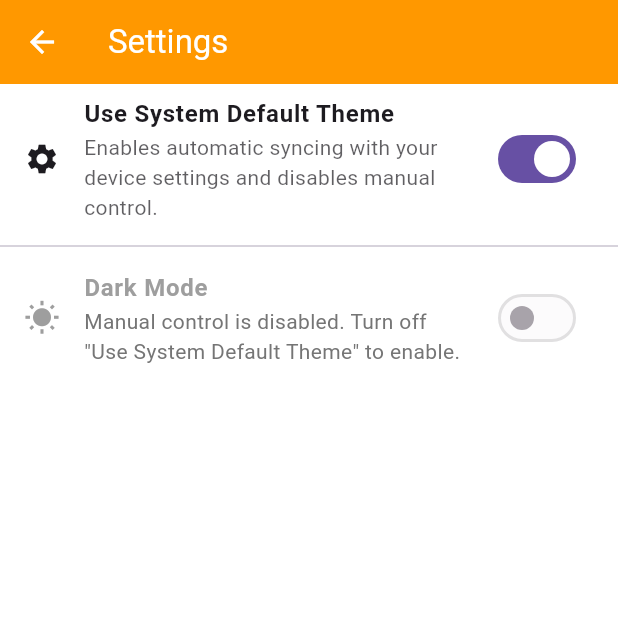
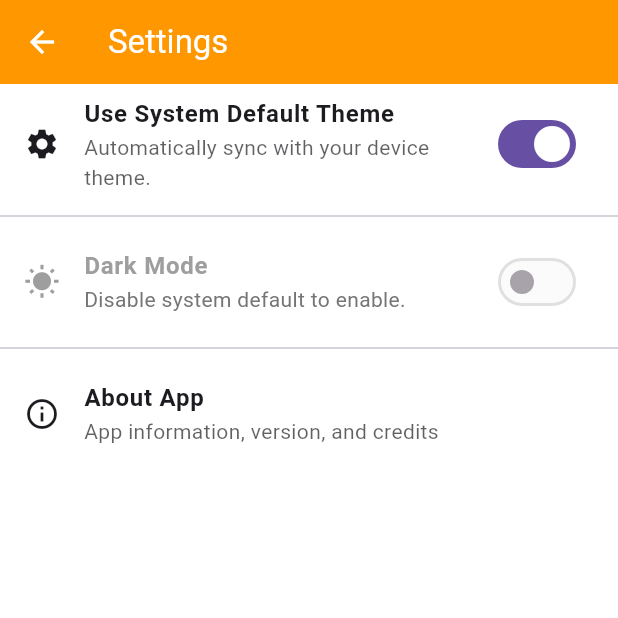
Before and after one commit to ossdaiict/SLoP5.0-Movie-Browsing-App, a Flutter app: the SettingsScreen screen opened directly with empty values, after a tap on "Use System Default Theme", on a phone screen of 412 x 824 dp, the top half of it. Run offline on Flutter 3.47's test engine with Material 3 defaults, Android fonts, the phone set to English and light mode, and no system bars; our stand-ins replace cloud_firestore, firebase_auth, firebase_core, flutter_dotenv, shared_preferences; accounts and stored records are empty; network calls fail.

Commit message:
Add “About App” Section to Settings Screen Added a new “About App” option in the Settings screen Created a dedicated screen displaying: App name and version (hardcoded) A short, professional description of the app Official TMDB attribution

```diff
--- a/lib/screens/settings_screen.dart
+++ b/lib/screens/settings_screen.dart
@@ -2,6 +2,7 @@
 
 import 'package:flutter/material.dart';
 import '../theme_management/theme_enum.dart';
+import 'about_app_screen.dart';
 
 class SettingsScreen extends StatefulWidget {
   final ValueChanged<ThemeOption> onThemeChange;
@@ -38,7 +39,6 @@ class _SettingsScreenState extends State<SettingsScreen> {
     setState(() {
       _selectedThemeOption = newOption;
     });
-
     widget.onThemeChange(newOption);
   }
 
@@ -46,12 +46,11 @@ class _SettingsScreenState extends State<SettingsScreen> {
   Widget build(BuildContext context) {
     final bool isSystemDefault = _selectedThemeOption == ThemeOption.system;
     final bool isDarkModeEnabled = _selectedThemeOption == ThemeOption.dark;
-
     final bool allowsManualControl = !isSystemDefault;
 
-    final Color textColor = Theme.of(context).textTheme.bodyLarge?.color ?? Colors.white;
-    final Color subTextColor = textColor.withOpacity(0.7);
-
+    final Color textColor =
+        Theme.of(context).textTheme.bodyLarge?.color ?? Colors.white;
+    final Color subTextColor = textColor.withValues(alpha: 0.7);
 
     return Scaffold(
       appBar: AppBar(
@@ -59,72 +58,95 @@ class _SettingsScreenState extends State<SettingsScreen> {
       ),
       body: ListView(
         children: [
-          // 1. System Default Option (The Master Control)
+          // System Default Theme
           ListTile(
             title: Text(
               'Use System Default Theme',
               style: TextStyle(color: textColor, fontWeight: FontWeight.bold),
             ),
             subtitle: Text(
-              'Enables automatic syncing with your device settings and disables manual control.',
+              'Automatically sync with your device theme.',
               style: TextStyle(color: subTextColor),
             ),
             leading: Icon(Icons.settings, color: textColor),
             trailing: Switch(
               value: isSystemDefault,
-              onChanged: (bool newValue) {
-                ThemeOption newOption = newValue ? ThemeOption.system : ThemeOption.light;
-                if (!newValue) {
-                  newOption = ThemeOption.light;
-                }
-                _handleThemeChange(newOption);
+              onChanged: (value) {
+                _handleThemeChange(
+                    value ? ThemeOption.system : ThemeOption.light);
               },
             ),
             onTap: () {
-              ThemeOption newOption = isSystemDefault ? ThemeOption.light : ThemeOption.system;
-              if (isSystemDefault) {
-                newOption = ThemeOption.light;
-              }
-              _handleThemeChange(newOption);
+              _handleThemeChange(
+                  isSystemDefault ? ThemeOption.light : ThemeOption.system);
             },
-            selected: isSystemDefault,
           ),
 
           const Divider(),
 
-          // 2. Dark Mode Toggle (The Manual Control)
+          // Dark Mode
           ListTile(
             title: Text(
               'Dark Mode',
               style: TextStyle(
-                color: allowsManualControl ? textColor : Colors.grey, // Grey out when disabled
+                color: allowsManualControl ? textColor : Colors.grey,
                 fontWeight: FontWeight.bold,
               ),
             ),
             subtitle: Text(
               allowsManualControl
-                  ? 'Toggle to override the default theme.'
-                  : 'Manual control is disabled. Turn off "Use System Default Theme" to enable.',
-              style: TextStyle(color: allowsManualControl ? subTextColor : Colors.grey[600]),
+                  ? 'Override the default theme.'
+                  : 'Disable system default to enable.',
+              style: TextStyle(
+                color: allowsManualControl
+                    ? subTextColor
+                    : Colors.grey[600],
+              ),
             ),
             leading: Icon(
               isDarkModeEnabled ? Icons.nights_stay : Icons.wb_sunny,
               color: allowsManualControl ? textColor : Colors.grey,
             ),
-            enabled: allowsManualControl,
-
             trailing: Switch(
               value: isDarkModeEnabled,
-              onChanged: allowsManualControl ? (bool newValue) {
-                ThemeOption newOption = newValue ? ThemeOption.dark : ThemeOption.light;
-                _handleThemeChange(newOption);
-              } : null,
+              onChanged: allowsManualControl
+                  ? (value) {
+                      _handleThemeChange(
+                          value ? ThemeOption.dark : ThemeOption.light);
+                    }
+                  : null,
             ),
+            enabled: allowsManualControl,
+            onTap: allowsManualControl
+                ? () {
+                    _handleThemeChange(isDarkModeEnabled
+                        ? ThemeOption.light
+                        : ThemeOption.dark);
+                  }
+                : null,
+          ),
 
-            onTap: allowsManualControl ? () {
-              ThemeOption newOption = isDarkModeEnabled ? ThemeOption.light : ThemeOption.dark;
-              _handleThemeChange(newOption);
-            } : null,
+          const Divider(),
+
+          // ABOUT APP
+          ListTile(
+            leading: Icon(Icons.info_outline, color: textColor),
+            title: Text(
+              'About App',
+              style: TextStyle(color: textColor, fontWeight: FontWeight.bold),
+            ),
+            subtitle: Text(
+              'App information, version, and credits',
+              style: TextStyle(color: subTextColor),
+            ),
+            onTap: () {
+              Navigator.push(
+                context,
+                MaterialPageRoute(
+                  builder: (_) => const AboutAppScreen(),
+                ),
+              );
+            },
           ),
         ],
       ),
```
Also changed, not shown: lib/screens/about_app_screen.dart (added, +69 -0 lines).
